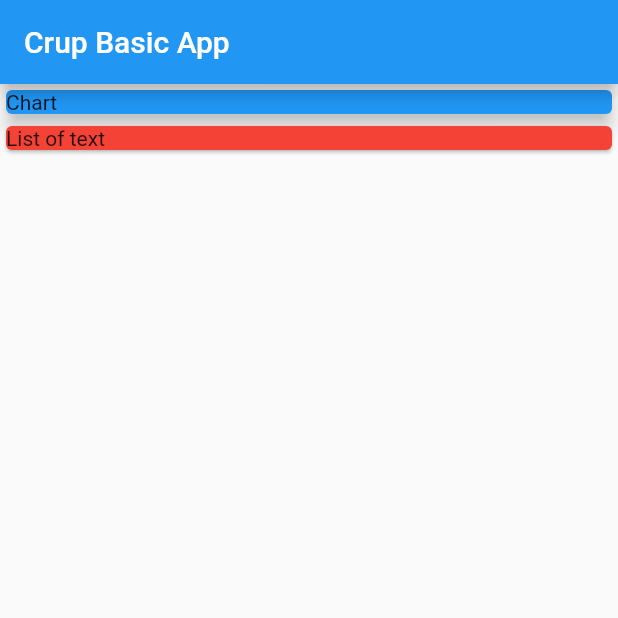
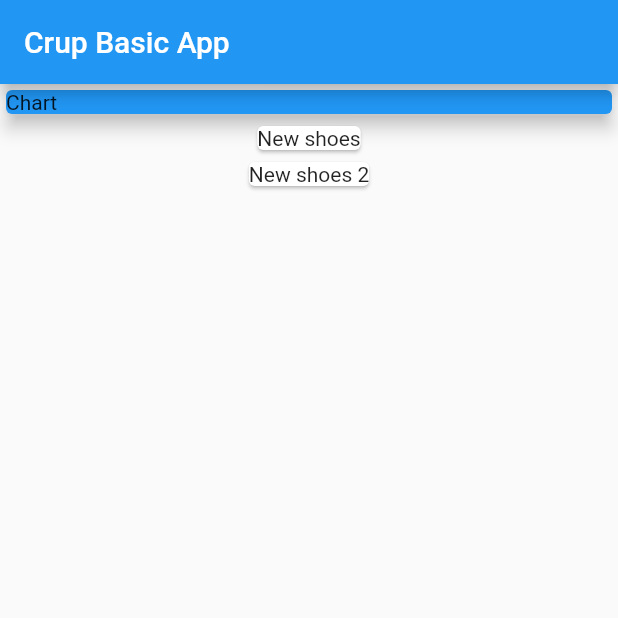
Before and after one commit to fahmi54321/crud_basic_app, a Flutter app: the screen it shows after launch, on a phone screen of 412 x 824 dp, the top half of it. Run offline on Flutter 3.47's test engine with Material 2 defaults, Android fonts, the phone set to English and light mode, and no system bars.

Commit message:
mapping data into widgets

```diff
--- a/lib/main.dart
+++ b/lib/main.dart
@@ -43,7 +43,6 @@ class MyHomePage extends StatelessWidget {
         amount: 69.99,
         date: DateTime.now(),
       ),
-
       Transaction(
         id: 't2',
         title: 'New shoes 2',
@@ -70,15 +69,15 @@ class MyHomePage extends StatelessWidget {
               ),
             ),
           ),
-          Container(
-            width: double.infinity,
-            child: Card(
-              color: Colors.red,
-              child: Text(
-                'List of text',
-              ),
-            ),
-          ),
+          Column(
+            children: transactions.map((transaction) {
+              return Card(
+                child: Text(
+                  transaction.title,
+                ),
+              );
+            }).toList(),
+          )
         ],
       ),
     );
```
